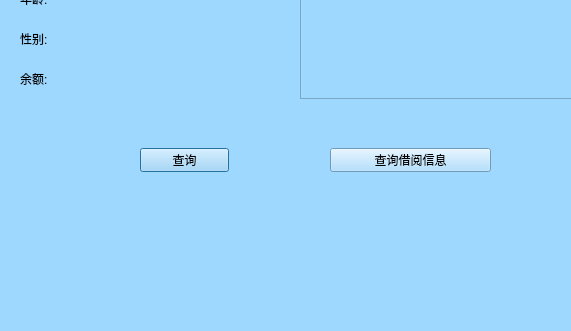
Above: Library-Management-System/searchborrower.ui from JingzeWang/Library-Management-System before the change; both pictures show x 0 to 571 and y 232 to 563 of the 889 by 563 pixel window. Below: the same form after it.
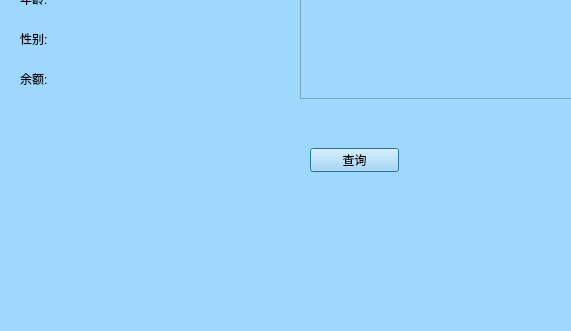
That is the form after the change.

What changed in the file:
```diff
--- a/Library-Management-System/searchborrower.ui
+++ b/Library-Management-System/searchborrower.ui
@@ -32,7 +32,7 @@
   <widget class="QPushButton" name="okButton">
    <property name="geometry">
     <rect>
-     <x>140</x>
+     <x>310</x>
      <y>380</y>
      <width>89</width>
      <height>24</height>
@@ -182,19 +182,6 @@
     </item>
    </layout>
   </widget>
-  <widget class="QPushButton" name="pushButton">
-   <property name="geometry">
-    <rect>
-     <x>330</x>
-     <y>380</y>
-     <width>161</width>
-     <height>24</height>
-    </rect>
-   </property>
-   <property name="text">
-    <string>查询借阅信息</string>
-   </property>
-  </widget>
   <widget class="QTableView" name="tableView">
    <property name="geometry">
     <rect>
```
